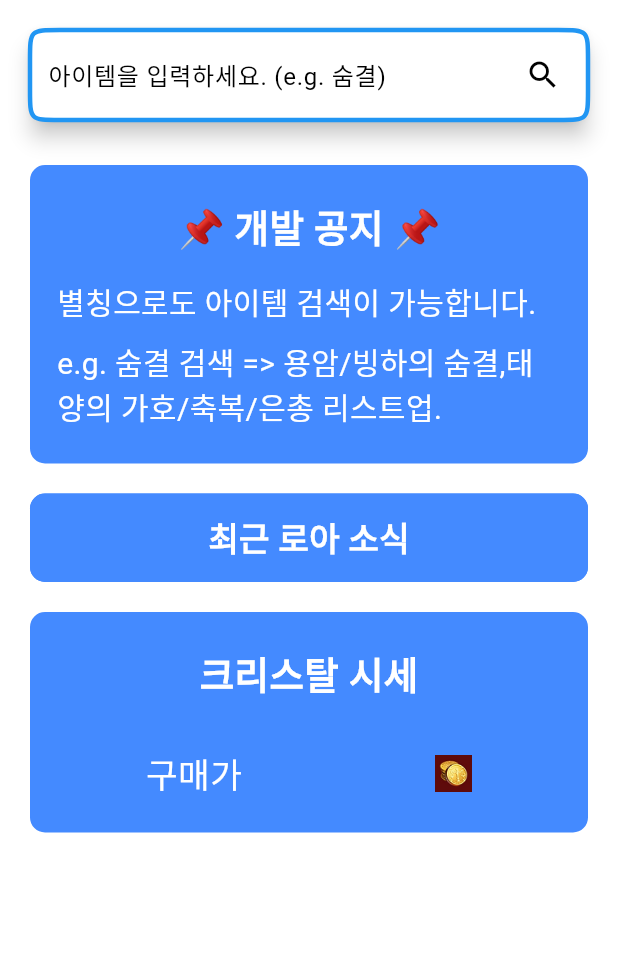
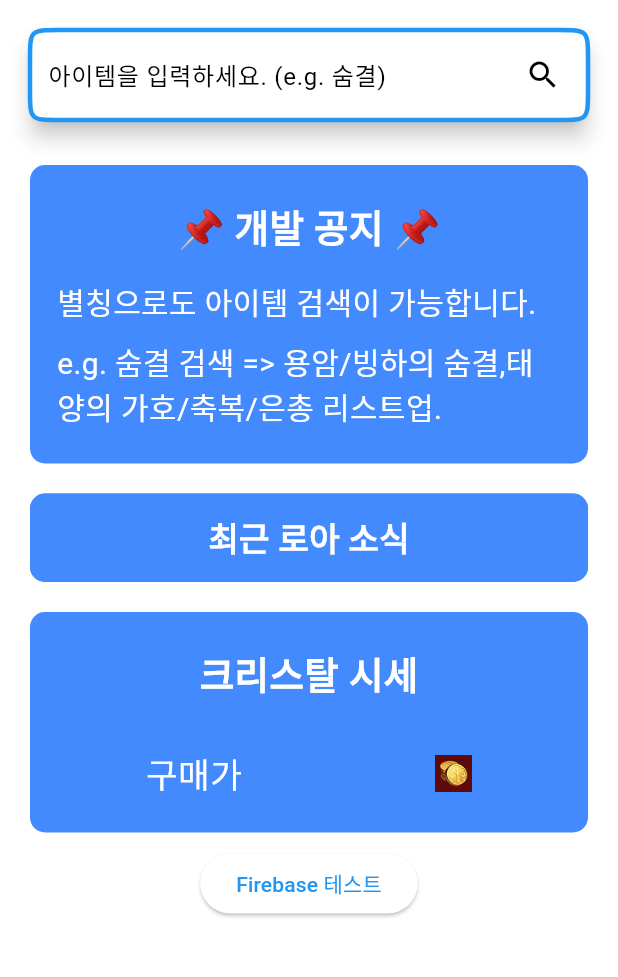
Before and after one commit to augusstt06/loa_market, a Flutter app: the screen it shows after launch, on a phone screen of 412 x 824 dp, the part 84-1061 px from its top. Run offline on Flutter 3.47's test engine with Material 3 defaults, Android fonts, the phone set to English and light mode, and no system bars; our stand-ins replace cloud_firestore, firebase_core, flutter_dotenv, gap, google_fonts; accounts and stored records are empty; network calls fail; Roboto replaces fonts that are missing (Sunflower).

Commit message:
add: service file for add firebase db

```diff
--- a/lib/screens/home_screen.dart
+++ b/lib/screens/home_screen.dart
@@ -1,5 +1,6 @@
 import 'package:flutter/material.dart';
 import 'package:loa_market/models/api_data/post.dart';
+import 'package:loa_market/service/service.dart';
 import 'package:loa_market/widgets/bottom_sheet/search_result_sheet.dart';
 import 'package:loa_market/widgets/basic/appbar/global_appbar.dart';
 import 'package:loa_market/widgets/box/announce_box.dart';
@@ -52,6 +53,12 @@ class _HomeScreenState extends State<HomeScreen> {
             const AnnounceBox(),
             NewsBox(),
             CrystalBox(),
+            ElevatedButton(
+              onPressed: () {
+                FirebaseTest().addTest();
+              },
+              child: Text('Firebase 테스트'),
+            )
           ],
         ),
       ),
--- /dev/null
+++ b/lib/service/firebase/firebase_test.dart
@@ -0,0 +1,22 @@
+import 'package:cloud_firestore/cloud_firestore.dart';
+
+class FirebaseTest {
+  static final FirebaseTest _instance = FirebaseTest._internal();
+  factory FirebaseTest() => _instance;
+
+  FirebaseTest._internal();
+
+  final db = FirebaseFirestore.instance;
+
+  Future<void> addTest() async {
+    try {
+      await db.collection('test').add({
+        'message': 'This is Test',
+        'timestamp': FieldValue.serverTimestamp(),
+      });
+      print('Test data added successfully');
+    } catch (e) {
+      print('Error adding test data: $e');
+    }
+  }
+}
--- a/lib/service/service.dart
+++ b/lib/service/service.dart
@@ -1 +1,2 @@
 export './api/get_news.dart';
+export './firebase/firebase_test.dart';
```
